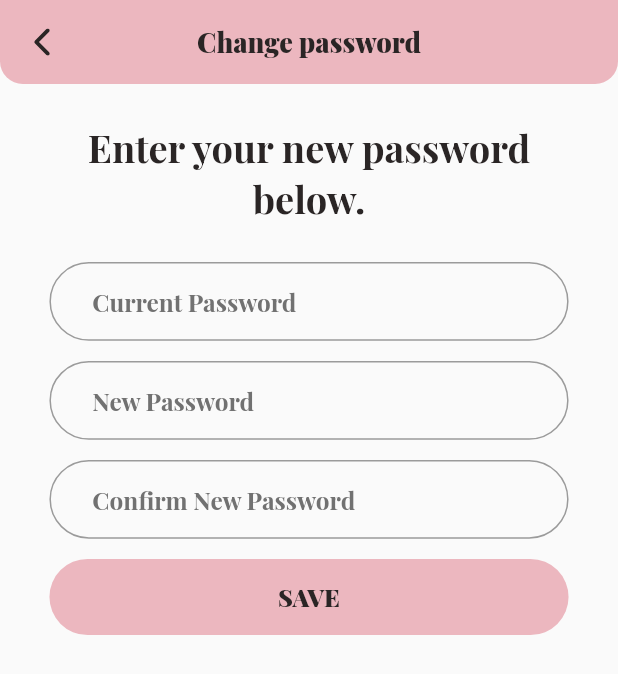
After one commit to MohannadAzzam/Mariam-AL-Dakil, a Flutter app: the ChangePasswordPage screen opened directly, on a phone screen of 412 x 824 dp. The commit adds this screen. Shown: the top 674 px of the screen. Run offline on Flutter 3.47's test engine with Material 2 defaults, Android fonts, the phone set to English and light mode, and no system bars; our stand-ins replace flutter_rating_bar, flutter_screenutil, flutter_svg, get, google_fonts, readmore and 1 more; missing offline and left inert: random_name_generator.

Commit message:
creating about us and change password

```diff
--- /dev/null
+++ b/lib/views/settings/change_password_view/change_password_view.dart
@@ -0,0 +1,55 @@
+import 'package:flutter/material.dart';
+import 'package:flutter_screenutil/flutter_screenutil.dart';
+
+import 'package:flutter_svg/svg.dart';
+import 'package:get/get.dart';
+import 'package:mariam_aldakhil/core/utils/custom_button.dart';
+import 'package:mariam_aldakhil/views/courses/courseDetails/widgets/custom_details_text_form_filed.dart';
+import 'package:mariam_aldakhil/views/homeView/widget/custom_home_text.dart';
+import 'package:mariam_aldakhil/views/profile/editProfileView/widgets/custom_edtit_profile_text_form_filed.dart';
+
+import '../../../core/utils/assets.dart';
+
+class ChangePasswordPage extends StatelessWidget {
+  const ChangePasswordPage({super.key});
+
+  @override
+  Widget build(BuildContext context) {
+    return Scaffold(
+      appBar: AppBar(
+        leading: Builder(builder: (context) {
+          return IconButton(
+              onPressed: () {
+                Get.back();
+              },
+              icon: SvgPicture.asset(
+                AssetsData.back,
+              ));
+        }),
+        title: const Text("Change password"),
+      ),
+      body: SafeArea(
+          child: SingleChildScrollView(
+        child: Container(
+          width: Get.height,
+          child: Column(
+            children: [
+              Container(
+                margin: EdgeInsets.symmetric(horizontal: 46.w, vertical: 25.h),
+                child: const CustomText(
+                  text: "Enter your new password below.",
+                  fontSize: 25,
+                  textAlign: TextAlign.center,
+                ),
+              ),
+              const CustomEditProfileTextForm(hint: "Current Password"),
+              const CustomEditProfileTextForm(hint: "New Password"),
+              const CustomEditProfileTextForm(hint: "Confirm New Password"),
+              const CustomButton(Text: "SAVE", width: 315)
+            ],
+          ),
+        ),
+      )),
+    );
+  }
+}
```
Also changed, not shown: lib/views/settings/about_us_view/about_us_view.dart (added, +91 -0 lines), lib/views/settings/about_us_view/widgets/custom_about_us_trainers.dart (added, +46 -0 lines), assets/images/about_us.jpg (added), lib/core/utils/arrow_app_bar.dart (line endings or trailing spaces).
